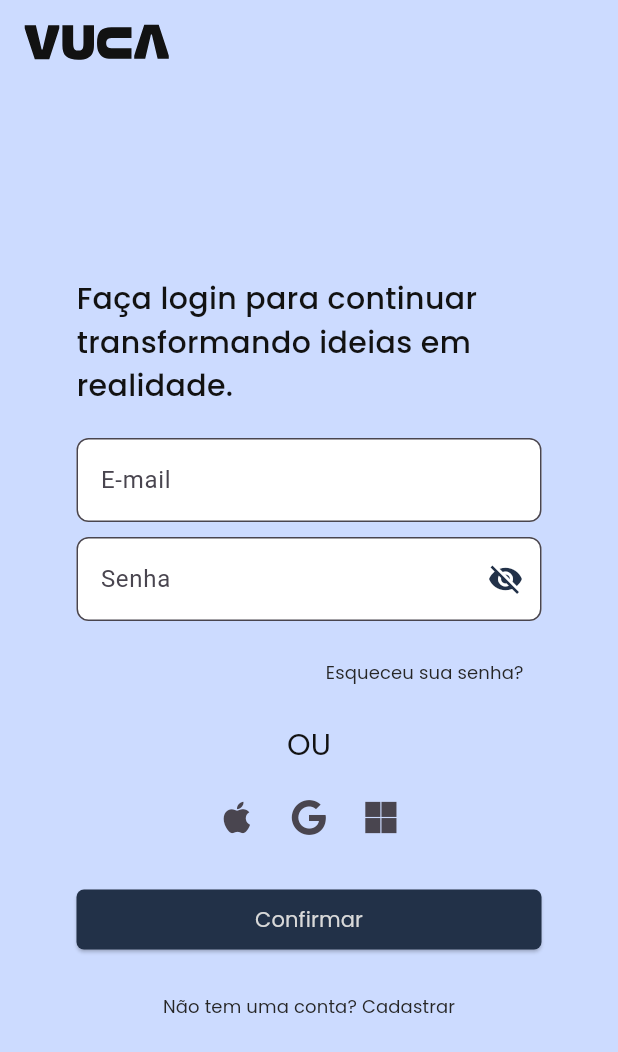
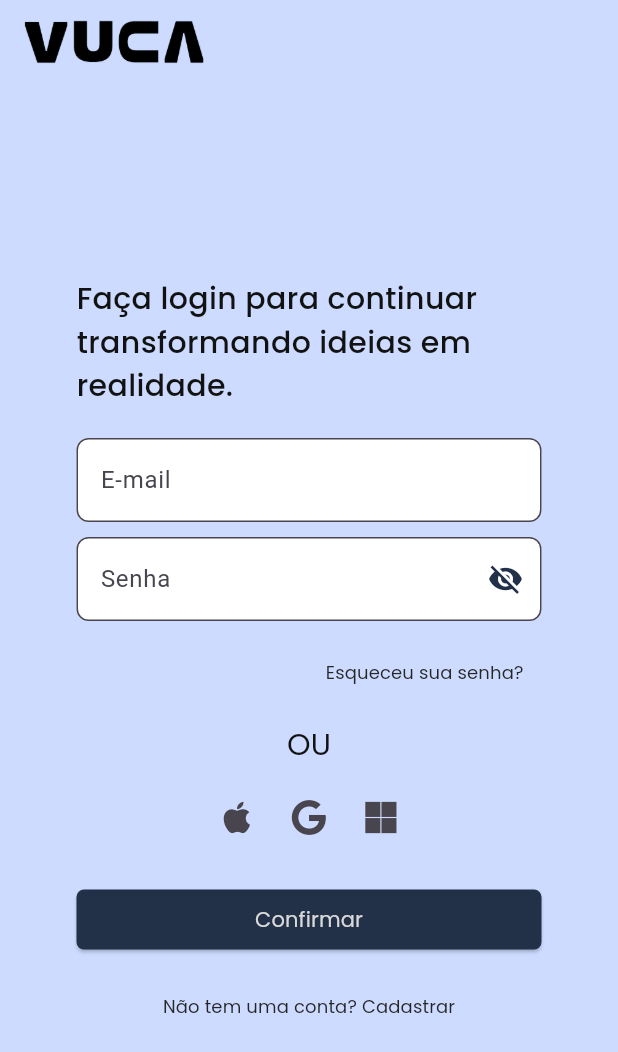
Before and after one commit to 2025-1-NCC5/Projeto2, a Flutter app: the screen it shows after launch, on a phone screen of 412 x 824 dp. Shown: the top 1052 px of the screen. Run offline on Flutter 3.47's test engine with Material 3 defaults, Android fonts, the light colour scheme and no system bars; our stand-ins replace flutter_svg, font_awesome_flutter, google_fonts, logger; missing offline and left inert: window_size.

Commit message:
Alteração do tamanho do logo em login_screen

```diff
--- a/src/Application/lib/components/scripts/login_screen.dart
+++ b/src/Application/lib/components/scripts/login_screen.dart
@@ -88,7 +88,10 @@ class _TelaLoginState extends State<TelaLogin> {
           children: [
             Align(
               alignment: Alignment.centerLeft,
-              child: SvgPicture.asset('assets/txt_logo.svg'),
+              child: Image.asset('assets/txt_logo.png',
+              width: 120,
+              height: 80,
+              fit: BoxFit.fill),
             ),
           ],
         ),
```
